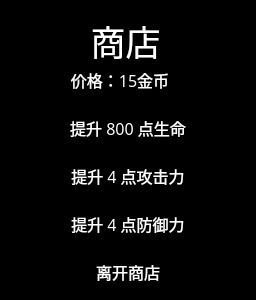
fengnian123/zju_YX, file mota_mvvm/view/storewindow.ui: the form before one commit.
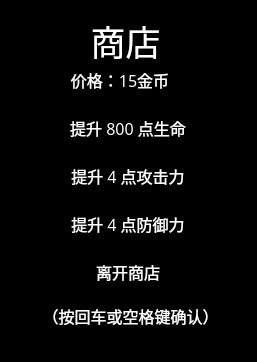
The form after the commit.

Patch:
```diff
--- a/mota_mvvm/view/storewindow.ui
+++ b/mota_mvvm/view/storewindow.ui
@@ -6,8 +6,8 @@
    <rect>
     <x>0</x>
     <y>0</y>
-    <width>256</width>
-    <height>300</height>
+    <width>257</width>
+    <height>362</height>
    </rect>
   </property>
   <property name="palette">
@@ -552,6 +552,65 @@
     </palette>
    </property>
   </widget>
+  <widget class="QLabel" name="label_7">
+   <property name="geometry">
+    <rect>
+     <x>30</x>
+     <y>290</y>
+     <width>201</width>
+     <height>51</height>
+    </rect>
+   </property>
+   <property name="palette">
+    <palette>
+     <active>
+      <colorrole role="WindowText">
+       <brush brushstyle="SolidPattern">
+        <color alpha="255">
+         <red>255</red>
+         <green>255</green>
+         <blue>255</blue>
+        </color>
+       </brush>
+      </colorrole>
+     </active>
+     <inactive>
+      <colorrole role="WindowText">
+       <brush brushstyle="SolidPattern">
+        <color alpha="255">
+         <red>255</red>
+         <green>255</green>
+         <blue>255</blue>
+        </color>
+       </brush>
+      </colorrole>
+     </inactive>
+     <disabled>
+      <colorrole role="WindowText">
+       <brush brushstyle="SolidPattern">
+        <color alpha="255">
+         <red>190</red>
+         <green>190</green>
+         <blue>190</blue>
+        </color>
+       </brush>
+      </colorrole>
+     </disabled>
+    </palette>
+   </property>
+   <property name="font">
+    <font>
+     <family>楷体</family>
+     <pointsize>12</pointsize>
+    </font>
+   </property>
+   <property name="text">
+    <string>（按回车或空格键确认）</string>
+   </property>
+   <property name="alignment">
+    <set>Qt::AlignCenter</set>
+   </property>
+  </widget>
  </widget>
  <resources/>
  <connections/>
```
